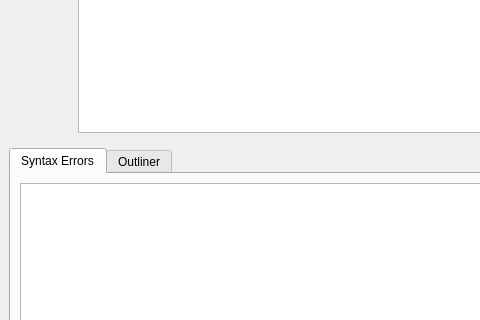
Old version of the form src/app/mainwindow.ui in the repository tdauth/vjasside; both pictures show x 0 to 480 and y 135 to 455 of the 927 by 621 pixel window.
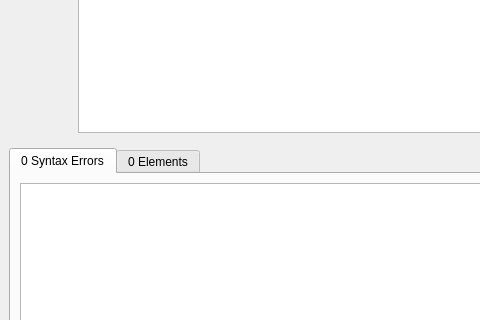
New version of the form. The open tabs and pages were chosen to show the change. Custom widgets are drawn as their Qt base class.

What changed in the file:
```diff
--- a/src/app/mainwindow.ui
+++ b/src/app/mainwindow.ui
@@ -61,12 +61,18 @@
         <verstretch>0</verstretch>
        </sizepolicy>
       </property>
+      <property name="minimumSize">
+       <size>
+        <width>0</width>
+        <height>100</height>
+       </size>
+      </property>
       <property name="currentIndex">
        <number>1</number>
       </property>
       <widget class="QWidget" name="tab">
        <attribute name="title">
-        <string>Syntax Errors</string>
+        <string>0 Syntax Errors</string>
        </attribute>
        <layout class="QGridLayout" name="gridLayout">
         <item row="0" column="0">
@@ -76,7 +82,7 @@
       </widget>
       <widget class="QWidget" name="outliner">
        <attribute name="title">
-        <string>Outliner</string>
+        <string>0 Elements</string>
        </attribute>
        <layout class="QGridLayout" name="gridLayout_2">
         <item row="1" column="0">
```
Left out of the diff: 2 changed lines with no effect on the pictures.
